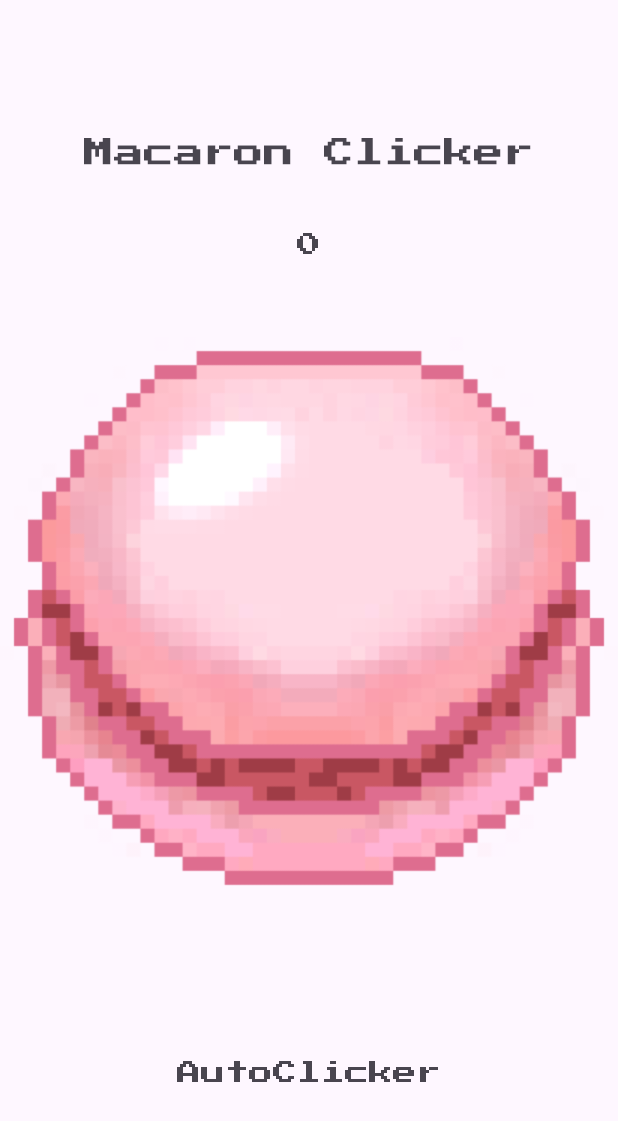
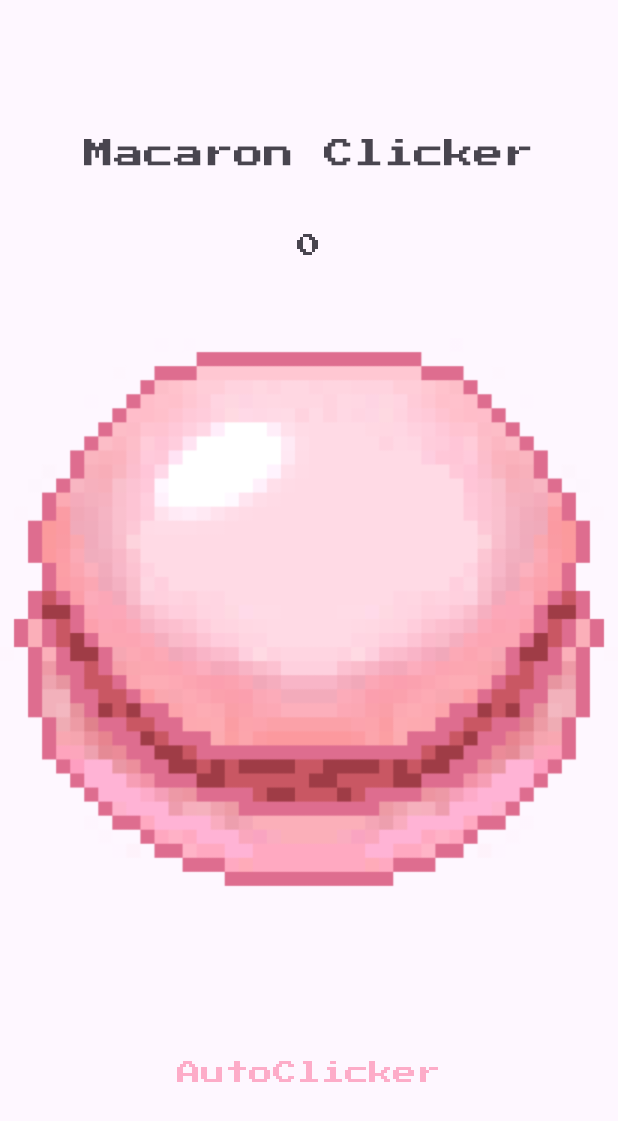
Before and after one commit to nylinUA/macaron-clicker, an Android app: the screen it shows after launch (MainActivity), on a phone screen of 412 x 824 dp. Shown: the top 1121 px of the screen. Run offline under Robolectric (Android 15) with nearby library versions, the phone set to English and light mode, and no system bars.

Commit message:
Basic color change selector implemented

```diff
--- a/app/build.gradle.kts
+++ b/app/build.gradle.kts
@@ -38,6 +38,7 @@ dependencies {
     implementation(libs.material)
     implementation(libs.activity)
     implementation(libs.constraintlayout)
+    implementation(libs.fragment)
     testImplementation(libs.junit)
     androidTestImplementation(libs.ext.junit)
     androidTestImplementation(libs.espresso.core)
--- a/app/src/main/java/com/example/macaronclicker/ColorThemes.java
+++ b/app/src/main/java/com/example/macaronclicker/ColorThemes.java
@@ -1,17 +1,54 @@
 package com.example.macaronclicker;
 
+import android.graphics.drawable.Drawable;
+
 public enum ColorThemes {
-    RASPBERRY("#1f2326"),
+    RASPBERRY("#fdacc8"),
     LEMON("#d2b54e"),
     PISTACHIO("#7eb36d"),
     UBE("#a35fc1");
 
     private String colour;
+    private int macaronPic;
+    private int macaronPicSmall;
     ColorThemes(String colour){
         this.colour = colour;
+        switch (colour){
+            // Raspberry
+            case ("#fdacc8"):
+                this.macaronPic = R.drawable.macaron;
+                this.macaronPicSmall = R.drawable.macaron_small;
+                break;
+
+                //Lemon
+            case("#d2b54e"):
+                this.macaronPic = R.drawable.macaron_yellow;
+                this.macaronPicSmall = R.drawable.macaron_small_yellow;
+                break;
+
+                //Pistachio
+            case("#7eb36d"):
+                this.macaronPic = R.drawable.macaron_green;
+                this.macaronPicSmall = R.drawable.macaron_small_green;
+                break;
+
+                //Ube
+            case("#a35fc1"):
+                this.macaronPic = R.drawable.macaron_purple;
+                this.macaronPicSmall = R.drawable.macaron_small_purple;
+                break;
+        }
     }
 
     public String get(){
         return colour;
     }
+
+    public int getMacaronPic(){
+        return macaronPic;
+    }
+
+    public int getMacaronPicSmall(){
+        return macaronPicSmall;
+    }
 }
--- a/app/src/main/java/com/example/macaronclicker/MacaronSelectFragment.java
+++ b/app/src/main/java/com/example/macaronclicker/MacaronSelectFragment.java
@@ -1,4 +1,32 @@
 package com.example.macaronclicker;
 
-public class MacaronSelectFragment {
+import android.os.Bundle;
+import android.view.LayoutInflater;
+import android.view.View;
+import android.view.ViewGroup;
+
+import androidx.annotation.NonNull;
+import androidx.annotation.Nullable;
+import androidx.fragment.app.Fragment;
+
+public class MacaronSelectFragment extends Fragment {
+
+    public MacaronSelectFragment(){}
+
+
+    @Override
+    public void onCreate(@Nullable Bundle savedInstanceState) {
+        super.onCreate(savedInstanceState);
+    }
+
+
+    @Nullable
+    @Override
+    public View onCreateView(@NonNull LayoutInflater inflater, @Nullable ViewGroup container, @Nullable Bundle savedInstanceState) {
+        return super.onCreateView(inflater, container, savedInstanceState);
+
+
+
+
+    }
 }
--- a/app/src/main/java/com/example/macaronclicker/MainActivity.java
+++ b/app/src/main/java/com/example/macaronclicker/MainActivity.java
@@ -20,14 +20,22 @@ import java.util.TimerTask;
 public class MainActivity extends AppCompatActivity{
 
     private ImageView macaron;
+    private ImageView macaronSmall;
     private TextView clicksView;
     private TextView autoClickerView;
     private int numClicks;
-    private Boolean autoClickerOn = false;
+    private boolean autoClickerOn = false;
     private ColorThemes colorTheme = ColorThemes.RASPBERRY;
     private Timer timer;
     private TimerTask task;
     private int timerPeriod;
+    private boolean macaronSelect = false;
+
+    private ImageView selectMacaron1;
+    private ImageView selectMacaron2;
+    private ImageView selectMacaron3;
+    private ImageView selectMacaron4;
+    private ImageView gray;
 
 
     @Override
@@ -35,7 +43,7 @@ public class MainActivity extends AppCompatActivity{
         super.onCreate(savedInstanceState);
 
         EdgeToEdge.enable(this);
-        setContentView(R.layout.activity_main);
+        setContentView(R.layout.activity_main_2);
         ViewCompat.setOnApplyWindowInsetsListener(findViewById(R.id.main), (v, insets) -> {
             Insets systemBars = insets.getInsets(WindowInsetsCompat.Type.systemBars());
             v.setPadding(systemBars.left, systemBars.top, systemBars.right, systemBars.bottom);
@@ -46,8 +54,19 @@ public class MainActivity extends AppCompatActivity{
         clicksView = findViewById(R.id.clicks);
 
         macaron = findViewById(R.id.macaron);
+        macaronSmall = findViewById(R.id.macaron_small);
+        selectMacaron1 = findViewById(R.id.select_macaron_1);
+        selectMacaron2 = findViewById(R.id.select_macaron_2);
+        selectMacaron3 = findViewById(R.id.select_macaron_3);
+        selectMacaron4 = findViewById(R.id.select_macaron_4);
+        gray = findViewById(R.id.gray_window);
+
+
+        //"Animation" for macaron to get smaller on touch
         MyPressListener myPressListener = new MyPressListener();
         macaron.setOnTouchListener(myPressListener);
+
+        //increment macaron count on click
         macaron.setOnClickListener(new View.OnClickListener() {
             @Override
             public void onClick(View v) {
@@ -55,18 +74,76 @@ public class MainActivity extends AppCompatActivity{
             }
         });
 
+
+
         // Long click to change macaron color
         macaron.setOnLongClickListener(new View.OnLongClickListener() {
             @Override
             public boolean onLongClick(View v) {
-
-                return false;
+                macaronSelect = true;
+                macaron.setVisibility(View.INVISIBLE);
+                selectMacaron1.setVisibility(View.VISIBLE);
+                selectMacaron2.setVisibility(View.VISIBLE);
+                selectMacaron3.setVisibility(View.VISIBLE);
+                selectMacaron4.setVisibility(View.VISIBLE);
+                gray.setVisibility(View.VISIBLE);
+                return true;
             }
         });
 
+        selectMacaron1.setOnClickListener(new View.OnClickListener() {
+            @Override
+            public void onClick(View v) {
+                if (macaronSelect) {
+                    colorTheme = ColorThemes.RASPBERRY;
+                    changeMacaronColour();
+                    hideSelectMacarons();
+                }
+            }
+        });
+
+        selectMacaron2.setOnClickListener(new View.OnClickListener() {
+            @Override
+            public void onClick(View v) {
+                if (macaronSelect) {
+                    colorTheme = ColorThemes.UBE;
+                    changeMacaronColour();
+                    hideSelectMacarons();
+                }
+            }
+        });
+
+        selectMacaron3.setOnClickListener(new View.OnClickListener() {
+            @Override
+            public void onClick(View v) {
+                if (macaronSelect) {
+                    colorTheme = ColorThemes.PISTACHIO;
+                    changeMacaronColour();
+                    hideSelectMacarons();
+                }
+            }
+        });
+
+        selectMacaron4.setOnClickListener(new View.OnClickListener() {
+            @Override
+            public void onClick(View v) {
+                if (macaronSelect) {
+                    colorTheme = ColorThemes.LEMON;
+                    changeMacaronColour();
+                    hideSelectMacarons();
+                }
+            }
+        });
+
+
+
+
+
+        //Auto Clicker
         timer = new Timer();
 
         autoClickerView = findViewById(R.id.auto_clicker);
+        autoClickerView.setTextColor(Color.parseColor(colorTheme.get()));
         autoClickerView.setOnClickListener(new View.OnClickListener() {
             @Override
             public void onClick(View v) {
@@ -75,7 +152,6 @@ public class MainActivity extends AppCompatActivity{
                     timer.cancel();
                     autoClickerOn = false;
                     autoClickerView.setText("AutoClicker");
-                    autoClickerView.setTextColor(Color.parseColor("#1f2326"));
                 }
                 else{
                     timer = new Timer();
@@ -93,13 +169,16 @@ public class MainActivity extends AppCompatActivity{
             }
         });
 
+    }
 
 
 
 
 
 
-    }
+
+
+
 
     public void incrementClickCount(){
         runOnUiThread(new Runnable() {
@@ -109,6 +188,23 @@ public class MainActivity extends AppCompatActivity{
                 clicksView.setText(String.valueOf(numClicks));
             }
         });
+
+    }
+
+
+    public void hideSelectMacarons(){
+        selectMacaron1.setVisibility(View.INVISIBLE);
+        selectMacaron2.setVisibility(View.INVISIBLE);
+        selectMacaron3.setVisibility(View.INVISIBLE);
+        selectMacaron4.setVisibility(View.INVISIBLE);
+        macaron.setVisibility(View.VISIBLE);
+        gray.setVisibility(View.GONE);
+}
+
+    public void changeMacaronColour(){
+        macaron.setImageResource(colorTheme.getMacaronPic());
+        macaronSmall.setImageResource(colorTheme.getMacaronPicSmall());
+        autoClickerView.setTextColor(Color.parseColor(colorTheme.get()));
 
     }
 
--- a/app/src/main/java/com/example/macaronclicker/MyPressListener.java
+++ b/app/src/main/java/com/example/macaronclicker/MyPressListener.java
@@ -10,8 +10,8 @@ public class MyPressListener implements View.OnTouchListener {
         switch(event.getAction()) {
             case MotionEvent.ACTION_DOWN:
                 // touch down code
-                v.setVisibility(View.INVISIBLE);
-                v.performClick();
+                v.setAlpha(0);
+                //v.performClick();
 
                 break;
 
@@ -20,9 +20,10 @@ public class MyPressListener implements View.OnTouchListener {
                 break;
 
             case MotionEvent.ACTION_UP:
-                v.setVisibility(View.VISIBLE);
+                v.setAlpha(1);
+
                 break;
         }
-        return true;
+        return false;
     }
 }
--- /dev/null
+++ b/app/src/main/res/drawable/gray.xml
@@ -0,0 +1,4 @@
+<?xml version="1.0" encoding="utf-8"?>
+<shape  xmlns:android="http://schemas.android.com/apk/res/android">
+    <solid android:color="#FFFFFF"/>
+</shape >
--- /dev/null
+++ b/app/src/main/res/layout/activity_main_2.xml
@@ -0,0 +1,138 @@
+<?xml version="1.0" encoding="utf-8"?>
+<androidx.constraintlayout.widget.ConstraintLayout xmlns:android="http://schemas.android.com/apk/res/android"
+    xmlns:app="http://schemas.android.com/apk/res-auto"
+    xmlns:tools="http://schemas.android.com/tools"
+    android:id="@+id/main"
+    android:layout_width="match_parent"
+    android:layout_height="match_parent"
+    tools:context=".MainActivity">
+
+    <TextView
+        android:id="@+id/textView"
+        android:layout_width="wrap_content"
+        android:layout_height="wrap_content"
+        android:fontFamily="@font/press_start_2p"
+        android:text="Macaron Clicker"
+        android:textAlignment="center"
+        android:textSize="20sp"
+        app:layout_constraintBottom_toTopOf="@+id/macaron"
+        app:layout_constraintEnd_toEndOf="parent"
+        app:layout_constraintStart_toStartOf="parent"
+        app:layout_constraintTop_toTopOf="parent" />
+
+    <TextView
+        android:id="@+id/clicks"
+        android:layout_width="wrap_content"
+        android:layout_height="wrap_content"
+        android:fontFamily="@font/press_start_2p"
+        android:text="0"
+        android:textAlignment="center"
+        android:textSize="16sp"
+        app:layout_constraintBottom_toTopOf="@+id/macaron"
+        app:layout_constraintEnd_toEndOf="parent"
+        app:layout_constraintStart_toStartOf="parent"
+        app:layout_constraintTop_toBottomOf="@+id/textView" />
+
+    <ImageView
+        android:id="@+id/macaron_small"
+        android:layout_width="wrap_content"
+        android:layout_height="wrap_content"
+        app:layout_constraintBottom_toBottomOf="@+id/macaron"
+        app:layout_constraintEnd_toEndOf="@+id/macaron"
+        app:layout_constraintStart_toStartOf="@+id/macaron"
+        app:layout_constraintTop_toTopOf="@+id/macaron"
+        app:srcCompat="@drawable/macaron_small" />
+
+    <ImageView
+        android:id="@+id/macaron"
+        android:layout_width="wrap_content"
+        android:layout_height="wrap_content"
+        app:layout_constraintBottom_toBottomOf="parent"
+        app:layout_constraintEnd_toEndOf="parent"
+        app:layout_constraintHorizontal_bias="0.0"
+        app:layout_constraintStart_toStartOf="parent"
+        app:layout_constraintTop_toTopOf="parent"
+        app:layout_constraintVertical_bias="0.501"
+        app:srcCompat="@drawable/macaron" />
+
+    <TextView
+        android:id="@+id/auto_clicker"
+        android:layout_width="wrap_content"
+        android:layout_height="wrap_content"
+        android:fontFamily="@font/press_start_2p"
+        android:text="AutoClicker"
+        android:textAlignment="center"
+        android:textSize="16sp"
+        app:layout_constraintBottom_toBottomOf="parent"
+        app:layout_constraintEnd_toEndOf="parent"
+        app:layout_constraintStart_toStartOf="parent"
+        app:layout_constraintTop_toBottomOf="@+id/macaron_small" />
+
+    <androidx.fragment.app.FragmentContainerView
+        android:id="@+id/fragmentContainerView"
+        android:name="com.example.macaronclicker.MacaronSelectFragment"
+        android:layout_width="wrap_content"
+        android:layout_height="wrap_content"
+        app:layout_constraintBottom_toBottomOf="@+id/macaron_small"
+        app:layout_constraintEnd_toEndOf="@+id/macaron_small"
+        app:layout_constraintStart_toStartOf="@+id/macaron_small"
+        app:layout_constraintTop_toTopOf="@+id/macaron_small" />
+
+    <ImageView
+        android:id="@+id/gray_window"
+        android:layout_width="match_parent"
+        android:layout_height="match_parent"
+        app:layout_constraintEnd_toEndOf="parent"
+        app:layout_constraintTop_toTopOf="parent"
+        app:layout_constraintStart_toStartOf="parent"
+        app:layout_constraintBottom_toBottomOf="parent"
+        android:alpha="0.6"
+        android:visibility="gone"
+        app:srcCompat="@drawable/gray" />
+
+    <ImageView
+        android:id="@+id/select_macaron_1"
+        android:layout_width="100dp"
+        android:layout_height="100dp"
+        android:layout_marginBottom="-128dp"
+        android:visibility="invisible"
+        app:layout_constraintBottom_toTopOf="@+id/macaron"
+        app:layout_constraintEnd_toEndOf="@+id/macaron"
+        app:layout_constraintStart_toStartOf="@+id/macaron"
+        app:srcCompat="@drawable/macaron_small" />
+
+    <ImageView
+        android:id="@+id/select_macaron_3"
+        android:layout_width="100dp"
+        android:layout_height="100dp"
+        android:visibility="invisible"
+        app:layout_constraintEnd_toEndOf="@+id/macaron"
+        app:layout_constraintStart_toStartOf="@+id/macaron"
+        app:layout_constraintTop_toBottomOf="@+id/macaron"
+        android:layout_marginTop="-128dp"
+        app:srcCompat="@drawable/macaron_small_green" />
+
+    <ImageView
+        android:id="@+id/select_macaron_2"
+        android:layout_width="100dp"
+        android:layout_height="100dp"
+        android:visibility="invisible"
+        app:layout_constraintBottom_toBottomOf="@+id/macaron"
+        app:layout_constraintStart_toEndOf="@+id/macaron"
+        app:layout_constraintTop_toTopOf="@+id/macaron"
+        android:layout_marginLeft="-128dp"
+        app:srcCompat="@drawable/macaron_small_purple" />
+
+    <ImageView
+        android:id="@+id/select_macaron_4"
+        android:layout_width="100dp"
+        android:layout_height="100dp"
+        android:visibility="invisible"
+        app:layout_constraintBottom_toBottomOf="@+id/macaron"
+        app:layout_constraintEnd_toStartOf="@+id/macaron"
+        app:layout_constraintTop_toTopOf="@+id/macaron"
+        android:layout_marginRight="-128dp"
+        app:srcCompat="@drawable/macaron_small_yellow" />
+
+
+</androidx.constraintlayout.widget.ConstraintLayout>
--- a/app/src/main/res/layout/macaron_select.xml
+++ b/app/src/main/res/layout/macaron_select.xml
@@ -50,4 +50,11 @@
         app:layout_constraintEnd_toEndOf="parent"
         app:layout_constraintStart_toStartOf="parent"
         app:layout_constraintTop_toTopOf="parent" />
+
+    <com.google.android.material.floatingactionbutton.FloatingActionButton
+        android:id="@+id/floatingActionButton"
+        android:layout_width="wrap_content"
+        android:layout_height="wrap_content"
+        android:clickable="true"
+        app:srcCompat="@android:drawable/btn_dialog" />
 </androidx.constraintlayout.widget.ConstraintLayout>
--- a/gradle/libs.versions.toml
+++ b/gradle/libs.versions.toml
@@ -7,6 +7,7 @@ appcompat = "1.7.1"
 material = "1.13.0"
 activity = "1.8.0"
 constraintlayout = "2.1.4"
+fragment = "1.8.9"
 
 [libraries]
 junit = { group = "junit", name = "junit", version.ref = "junit" }
@@ -16,6 +17,7 @@ appcompat = { group = "androidx.appcompat", name = "appcompat", version.ref = "a
 material = { group = "com.google.android.material", name = "material", version.ref = "material" }
 activity = { group = "androidx.activity", name = "activity", version.ref = "activity" }
 constraintlayout = { group = "androidx.constraintlayout", name = "constraintlayout", version.ref = "constraintlayout" }
+fragment = { group = "androidx.fragment", name = "fragment", version.ref = "fragment" }
 
 [plugins]
 android-application = { id = "com.android.application", version.ref = "agp" }
```
Also changed, not shown: app/src/main/res/anim/fly_up.xml (added, +7 -0 lines).
